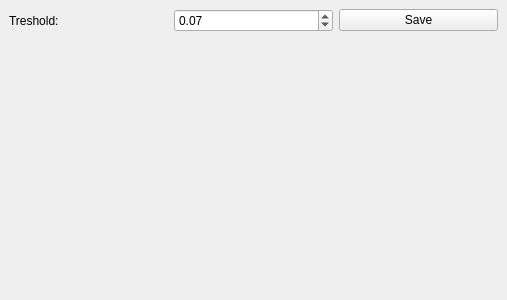
Old version of the form src/marrhildreth.ui in the repository buzzcz/ZVI.
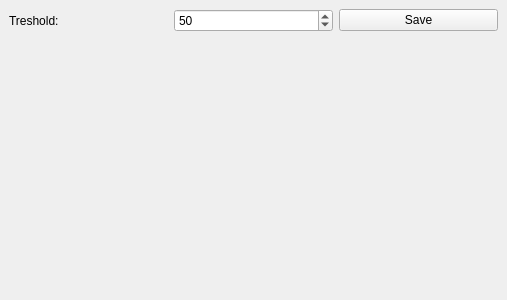
New version of the form.

Commit message: Marr-Hildreth improved

Patch:
```diff
--- a/src/marrhildreth.ui
+++ b/src/marrhildreth.ui
@@ -34,18 +34,12 @@
        </widget>
       </item>
       <item>
-       <widget class="QDoubleSpinBox" name="tresholdSpin">
-        <property name="minimum">
-         <double>0.010000000000000</double>
-        </property>
+       <widget class="QSpinBox" name="tresholdSpin">
         <property name="maximum">
-         <double>100.000000000000000</double>
-        </property>
-        <property name="singleStep">
-         <double>0.010000000000000</double>
+         <number>255</number>
         </property>
         <property name="value">
-         <double>0.070000000000000</double>
+         <number>50</number>
         </property>
        </widget>
       </item>
```
The commit also changes 1 other file.
